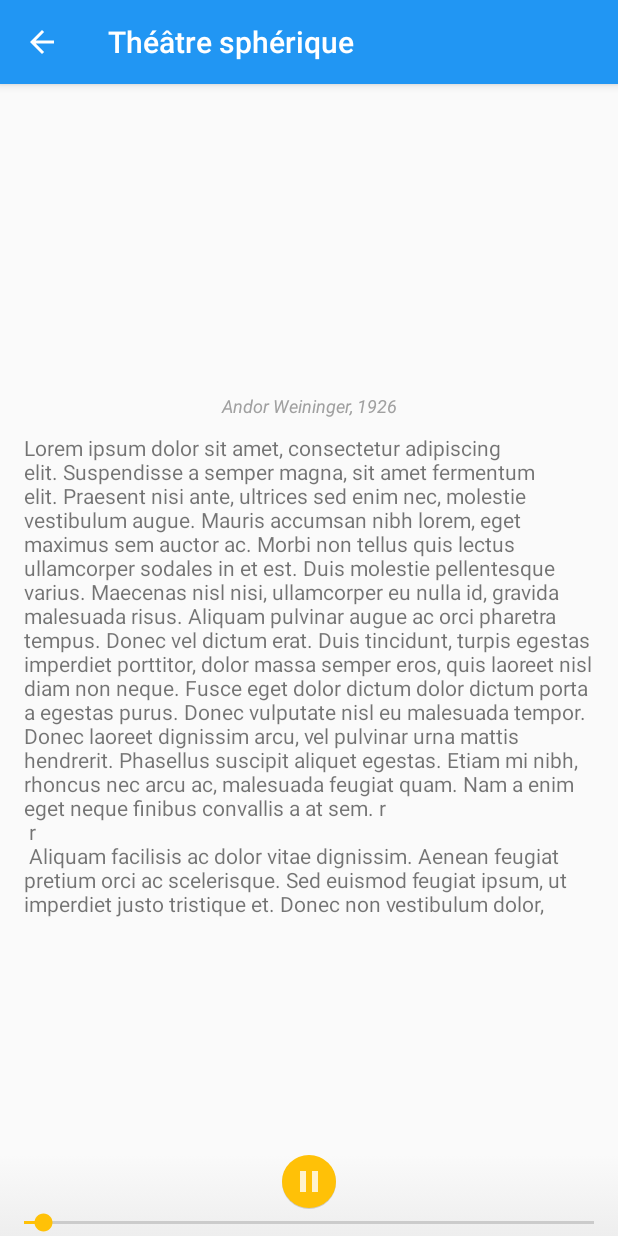
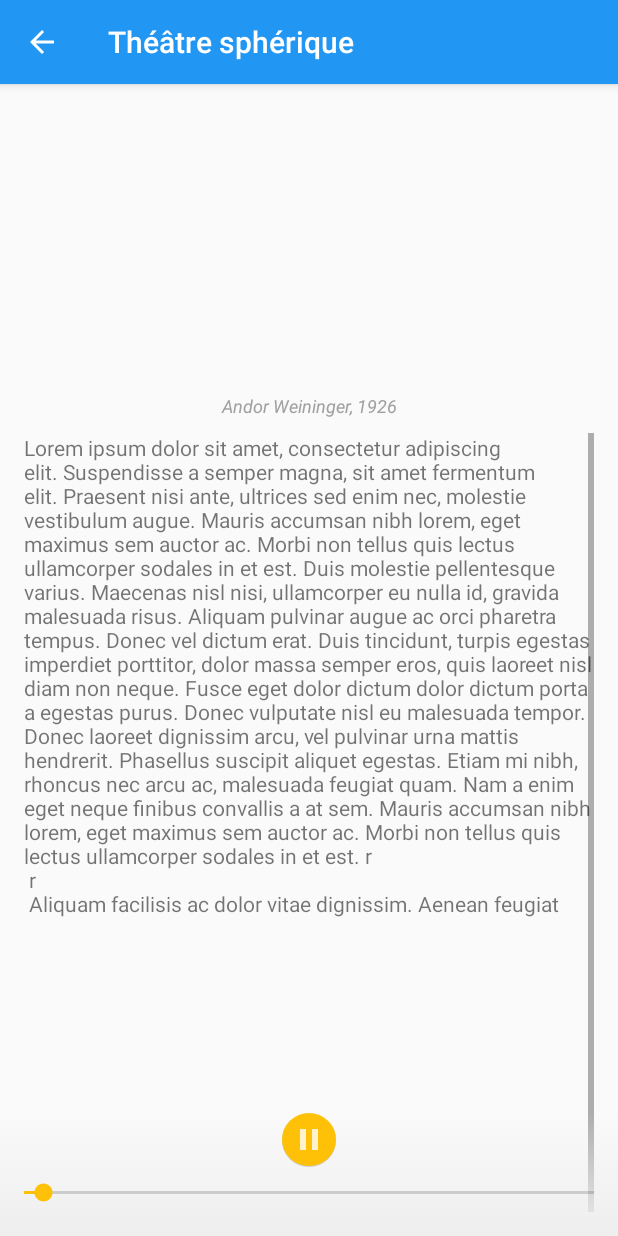
Before and after one commit to hberenger/exporizon, an Android app: the DetailActivity screen opened directly, with no data from a screen before it, on a phone screen of 412 x 824 dp. Run offline under Robolectric (Android 15) with nearby library versions, the phone set to English and light mode, and no system bars; our stand-ins replace ButterKnife; libraries missing offline, so code that uses them is left out: uk.co.senab; plain views replace PhotoView; 2 statements that could not run were skipped.

Commit message:
S6 layout adjustments + string hack for demo

```diff
--- a/app/src/main/res/layout/content_detail.xml
+++ b/app/src/main/res/layout/content_detail.xml
@@ -66,6 +66,7 @@
             android:src="@drawable/ic_play_button"
             android:contentDescription="@string/play_button"
             android:background="@drawable/round_button"
+            android:layout_marginBottom="8dp"
             android:tint="@color/buttonPlay" />
 
         <ImageButton
@@ -77,12 +78,14 @@
             android:src="@drawable/ic_pause_button"
             android:contentDescription="@string/pause_button"
             android:background="@drawable/round_button"
+            android:layout_marginBottom="8dp"
             android:tint="@color/buttonPause" />
 
         <android.support.v7.widget.AppCompatSeekBar
             android:id="@+id/progress_bar"
             android:layout_width="match_parent"
             android:layout_height="wrap_content"
+            android:layout_marginBottom="20dp"
             android:progress="50"
             android:max="100"
             />
--- a/app/src/main/res/layout/content_main.xml
+++ b/app/src/main/res/layout/content_main.xml
@@ -143,7 +143,8 @@
             android:layout_weight="1"
             android:layout_height="wrap_content"
             android:tint="@color/colorKeyboard"
-            android:src="@android:drawable/ic_input_delete" />
+            android:src="@android:drawable/ic_input_delete"
+            android:elevation="3dp"/>
 
         <com.bureau.nocomment.exporizon.view.KeyboardButton
             android:text="0"
@@ -158,7 +159,8 @@
             android:layout_weight="1"
             android:layout_height="wrap_content"
             android:tint="@color/colorKeyboard"
-            android:src="@android:drawable/ic_menu_view"/>
+            android:src="@android:drawable/ic_menu_view"
+            android:elevation="3dp"/>
     </LinearLayout>
 
 </RelativeLayout>
--- a/app/src/main/res/values/strings.xml
+++ b/app/src/main/res/values/strings.xml
@@ -3,7 +3,7 @@
     <string name="expo_name">Entre terre et ciel...</string>
     <string name="action_settings">Settings</string>
     <string name="title_activity_detail">Detail</string>
-    <string name="lorem_ipsum">Lorem ipsum dolor sit amet, consectetur adipiscing elit. Suspendisse a semper magna, sit amet fermentum elit. Praesent nisi ante, ultrices sed enim nec, molestie vestibulum augue. Mauris accumsan nibh lorem, eget maximus sem auctor ac. Morbi non tellus quis lectus ullamcorper sodales in et est. Duis molestie pellentesque varius. Maecenas nisl nisi, ullamcorper eu nulla id, gravida malesuada risus. Aliquam pulvinar augue ac orci pharetra tempus. Donec vel dictum erat. Duis tincidunt, turpis egestas imperdiet porttitor, dolor massa semper eros, quis laoreet nisl diam non neque. Fusce eget dolor dictum dolor dictum porta a egestas purus. Donec vulputate nisl eu malesuada tempor. Donec laoreet dignissim arcu, vel pulvinar urna mattis hendrerit. Phasellus suscipit aliquet egestas. Etiam mi nibh, rhoncus nec arcu ac, malesuada feugiat quam. Nam a enim eget neque finibus convallis a at sem.
+    <string name="lorem_ipsum">Lorem ipsum dolor sit amet, consectetur adipiscing elit. Suspendisse a semper magna, sit amet fermentum elit. Praesent nisi ante, ultrices sed enim nec, molestie vestibulum augue. Mauris accumsan nibh lorem, eget maximus sem auctor ac. Morbi non tellus quis lectus ullamcorper sodales in et est. Duis molestie pellentesque varius. Maecenas nisl nisi, ullamcorper eu nulla id, gravida malesuada risus. Aliquam pulvinar augue ac orci pharetra tempus. Donec vel dictum erat. Duis tincidunt, turpis egestas imperdiet porttitor, dolor massa semper eros, quis laoreet nisl diam non neque. Fusce eget dolor dictum dolor dictum porta a egestas purus. Donec vulputate nisl eu malesuada tempor. Donec laoreet dignissim arcu, vel pulvinar urna mattis hendrerit. Phasellus suscipit aliquet egestas. Etiam mi nibh, rhoncus nec arcu ac, malesuada feugiat quam. Nam a enim eget neque finibus convallis a at sem. Mauris accumsan nibh lorem, eget maximus sem auctor ac. Morbi non tellus quis lectus ullamcorper sodales in et est.
         \r\n
         \r\n
         Aliquam facilisis ac dolor vitae dignissim. Aenean feugiat pretium orci ac scelerisque. Sed euismod feugiat ipsum, ut imperdiet justo tristique et. Donec non vestibulum dolor, blandit ultrices nisl. Phasellus tristique justo et felis viverra, et bibendum augue mattis. Phasellus orci odio, aliquam vitae dignissim eu, efficitur et nisi. Vivamus facilisis laoreet tristique. Suspendisse sapien sapien, dapibus id placerat non, lobortis ac massa. Pellentesque dignissim quam ut est dictum eleifend.</string>
```
